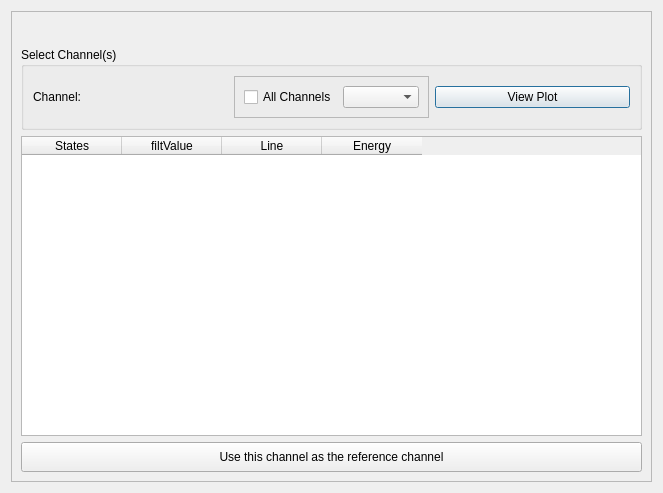
Old version of the form massGui/ui/ChannelBrowser.ui in the repository gmondee/massGui.
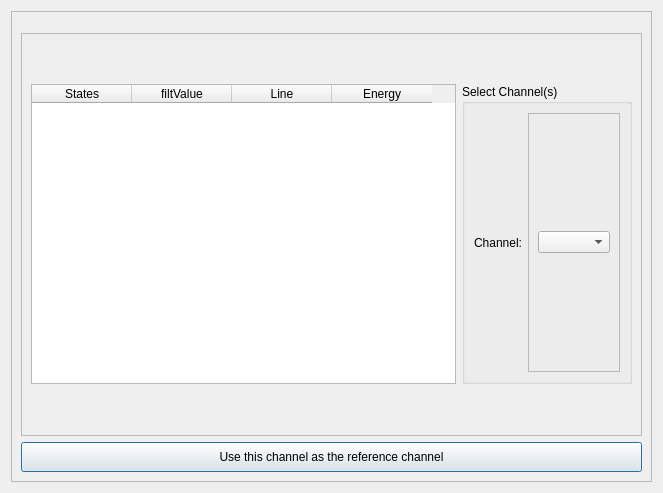
New version of the form. Custom widgets are drawn as their Qt base class.

Commit message: Adding GUI functionality (calibration)

Patch:
```diff
--- a/massGui/ui/ChannelBrowser.ui
+++ b/massGui/ui/ChannelBrowser.ui
@@ -68,6 +68,51 @@
        </widget>
       </item>
       <item>
+       <widget class="QFrame" name="frame_3">
+        <property name="frameShape">
+         <enum>QFrame::StyledPanel</enum>
+        </property>
+        <property name="frameShadow">
+         <enum>QFrame::Raised</enum>
+        </property>
+        <layout class="QHBoxLayout" name="horizontalLayout_4">
+         <item>
+          <widget class="QTableWidget" name="table">
+           <property name="minimumSize">
+            <size>
+             <width>0</width>
+             <height>0</height>
+            </size>
+           </property>
+           <property name="maximumSize">
+            <size>
+             <width>16777215</width>
+             <height>300</height>
+            </size>
+           </property>
+           <column>
+            <property name="text">
+             <string>States</string>
+            </property>
+           </column>
+           <column>
+            <property name="text">
+             <string>filtValue</string>
+            </property>
+           </column>
+           <column>
+            <property name="text">
+             <string>Line</string>
+            </property>
+           </column>
+           <column>
+            <property name="text">
+             <string>Energy</string>
+            </property>
+           </column>
+          </widget>
+         </item>
+         <item>
        <widget class="QGroupBox" name="csWindow">
         <property name="minimumSize">
          <size>
@@ -106,70 +151,17 @@
            <property name="frameShadow">
             <enum>QFrame::Raised</enum>
            </property>
-           <layout class="QHBoxLayout" name="horizontalLayout_2">
-            <item>
-             <widget class="QCheckBox" name="checkBox">
-              <property name="minimumSize">
-               <size>
-                <width>0</width>
-                <height>0</height>
-               </size>
-              </property>
-              <property name="text">
-               <string>All Channels</string>
-              </property>
-             </widget>
-            </item>
+              <layout class="QVBoxLayout" name="verticalLayout">
             <item>
              <widget class="QComboBox" name="channelBox"/>
             </item>
            </layout>
           </widget>
          </item>
-         <item>
-          <widget class="QPushButton" name="viewPlotButton">
-           <property name="text">
-            <string>View Plot</string>
-           </property>
-          </widget>
-         </item>
         </layout>
        </widget>
       </item>
-      <item>
-       <widget class="QTableWidget" name="table">
-        <property name="minimumSize">
-         <size>
-          <width>0</width>
-          <height>0</height>
-         </size>
-        </property>
-        <property name="maximumSize">
-         <size>
-          <width>16777215</width>
-          <height>300</height>
-         </size>
-        </property>
-        <column>
-         <property name="text">
-          <string>States</string>
-         </property>
-        </column>
-        <column>
-         <property name="text">
-          <string>filtValue</string>
-         </property>
-        </column>
-        <column>
-         <property name="text">
-          <string>Line</string>
-         </property>
-        </column>
-        <column>
-         <property name="text">
-          <string>Energy</string>
-         </property>
-        </column>
+        </layout>
        </widget>
       </item>
       <item>
```
Lines whose indentation alone changed are shown as unchanged. The commit also changes 3 other files.
